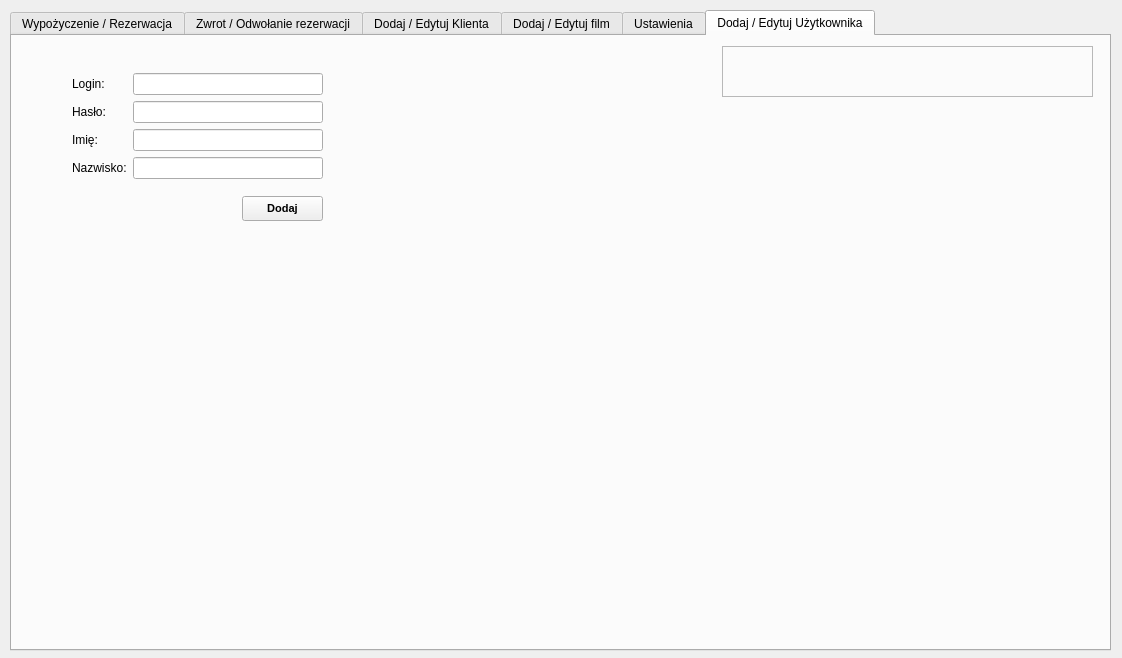
This is RentDVD/wypozyczalnia.ui in ekspensum/CPP_Projects as Qt 5 draws it before an edit. The edited form follows.
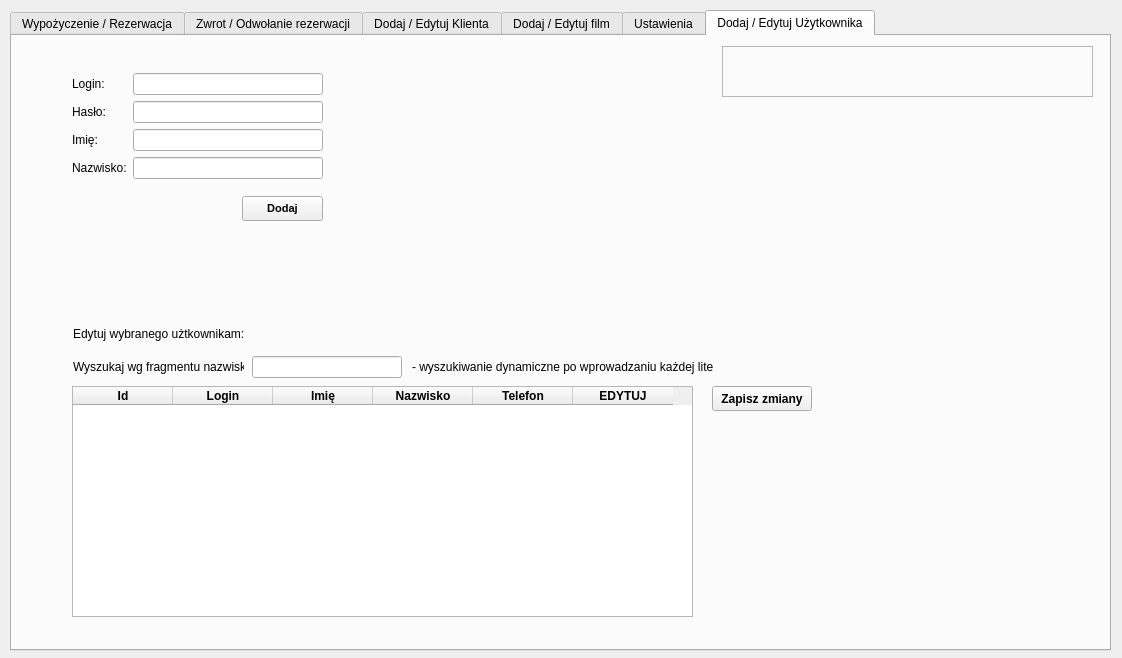
This is the edited form. The open tabs and pages were chosen to show the change.

Commit message: edycja uzytkownika, poprawki

```diff
--- a/RentDVD/wypozyczalnia.ui
+++ b/RentDVD/wypozyczalnia.ui
@@ -2635,6 +2635,159 @@
       <bool>true</bool>
      </property>
     </widget>
+    <widget class="QLabel" name="label_53">
+     <property name="geometry">
+      <rect>
+       <x>61</x>
+       <y>290</y>
+       <width>171</width>
+       <height>16</height>
+      </rect>
+     </property>
+     <property name="text">
+      <string>Edytuj wybranego użtkownikam:</string>
+     </property>
+    </widget>
+    <widget class="QTableWidget" name="tableWidgetWyszukajUzytkownikaEdycja">
+     <property name="geometry">
+      <rect>
+       <x>60</x>
+       <y>350</y>
+       <width>621</width>
+       <height>231</height>
+      </rect>
+     </property>
+     <column>
+      <property name="text">
+       <string>Id</string>
+      </property>
+      <property name="font">
+       <font>
+        <weight>75</weight>
+        <bold>true</bold>
+       </font>
+      </property>
+     </column>
+     <column>
+      <property name="text">
+       <string>Login</string>
+      </property>
+      <property name="font">
+       <font>
+        <weight>75</weight>
+        <bold>true</bold>
+       </font>
+      </property>
+     </column>
+     <column>
+      <property name="text">
+       <string>Imię</string>
+      </property>
+      <property name="font">
+       <font>
+        <weight>75</weight>
+        <bold>true</bold>
+       </font>
+      </property>
+     </column>
+     <column>
+      <property name="text">
+       <string>Nazwisko</string>
+      </property>
+      <property name="font">
+       <font>
+        <weight>75</weight>
+        <bold>true</bold>
+       </font>
+      </property>
+     </column>
+     <column>
+      <property name="text">
+       <string>Telefon</string>
+      </property>
+      <property name="font">
+       <font>
+        <weight>75</weight>
+        <bold>true</bold>
+       </font>
+      </property>
+     </column>
+     <column>
+      <property name="text">
+       <string>EDYTUJ</string>
+      </property>
+      <property name="font">
+       <font>
+        <weight>75</weight>
+        <bold>true</bold>
+       </font>
+      </property>
+     </column>
+    </widget>
+    <widget class="QLabel" name="label_54">
+     <property name="geometry">
+      <rect>
+       <x>61</x>
+       <y>320</y>
+       <width>171</width>
+       <height>22</height>
+      </rect>
+     </property>
+     <property name="text">
+      <string>Wyszukaj wg fragmentu nazwiska:</string>
+     </property>
+     <property name="buddy">
+      <cstring>lineEditOpisWyszukaj</cstring>
+     </property>
+    </widget>
+    <widget class="QLabel" name="label_55">
+     <property name="geometry">
+      <rect>
+       <x>400</x>
+       <y>320</y>
+       <width>301</width>
+       <height>22</height>
+      </rect>
+     </property>
+     <property name="text">
+      <string>- wyszukiwanie dynamiczne po wprowadzaniu każdej litery</string>
+     </property>
+    </widget>
+    <widget class="QPushButton" name="pushButtonEdytujUzytkownika">
+     <property name="geometry">
+      <rect>
+       <x>700</x>
+       <y>350</y>
+       <width>100</width>
+       <height>25</height>
+      </rect>
+     </property>
+     <property name="font">
+      <font>
+       <weight>75</weight>
+       <bold>true</bold>
+      </font>
+     </property>
+     <property name="text">
+      <string>Zapisz zmiany</string>
+     </property>
+    </widget>
+    <widget class="QLineEdit" name="lineEditNazwiskolWyszukajEdytuj">
+     <property name="geometry">
+      <rect>
+       <x>240</x>
+       <y>320</y>
+       <width>150</width>
+       <height>22</height>
+      </rect>
+     </property>
+     <property name="minimumSize">
+      <size>
+       <width>150</width>
+       <height>0</height>
+      </size>
+     </property>
+    </widget>
    </widget>
   </widget>
  </widget>
```
Left out of the diff: 26 changed lines with no effect on the pictures. The commit also changes 12 other files.
